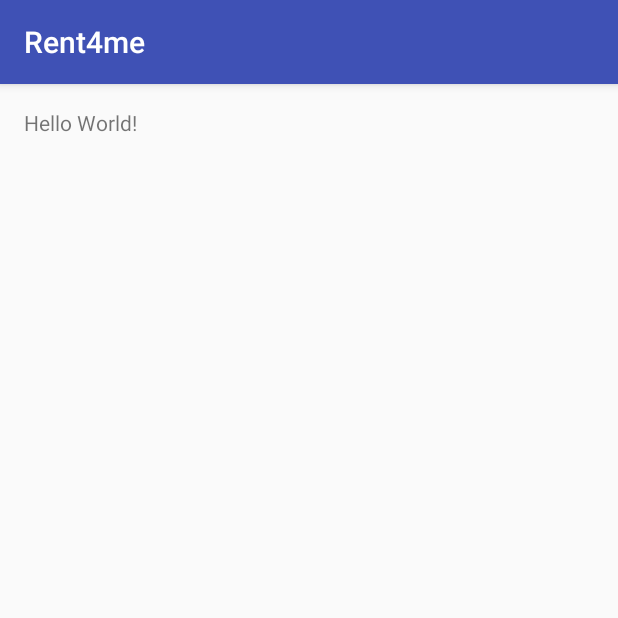
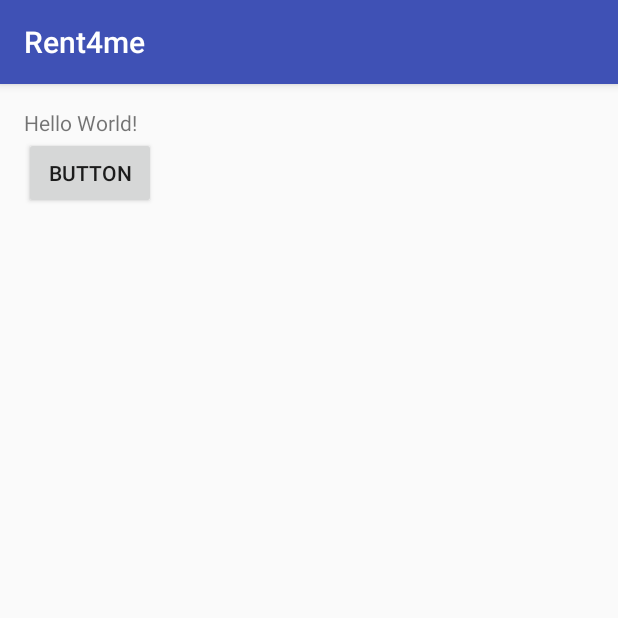
Before and after one commit to anastasialela/Group1, an Android app: the screen it shows after launch (Rent4me), on a phone screen of 412 x 824 dp, the top half of it. Run offline under Robolectric (Android 15) with nearby library versions, the phone set to English and light mode, and no system bars.

```diff
--- a/app/src/main/res/layout/activity_rent4me.xml
+++ b/app/src/main/res/layout/activity_rent4me.xml
@@ -13,5 +13,16 @@
     <TextView
         android:layout_width="wrap_content"
         android:layout_height="wrap_content"
-        android:text="Hello World!" />
+        android:text="Hello World!"
+        android:id="@+id/textView" />
+
+    <Button
+        android:id="@+id/button2"
+        android:layout_width="wrap_content"
+        android:layout_height="wrap_content"
+        android:layout_alignParentLeft="true"
+        android:layout_alignParentStart="true"
+        android:layout_below="@+id/textView"
+        android:text="Button" />
+
 </RelativeLayout>
--- a/build.gradle
+++ b/build.gradle
@@ -5,7 +5,7 @@ buildscript {
         jcenter()
     }
     dependencies {
-        classpath 'com.android.tools.build:gradle:2.2.3'
+        classpath 'com.android.tools.build:gradle:2.3.1'
 
         // NOTE: Do not place your application dependencies here; they belong
         // in the individual module build.gradle files
```
Also changed, not shown: gradle/wrapper/gradle-wrapper.properties.
